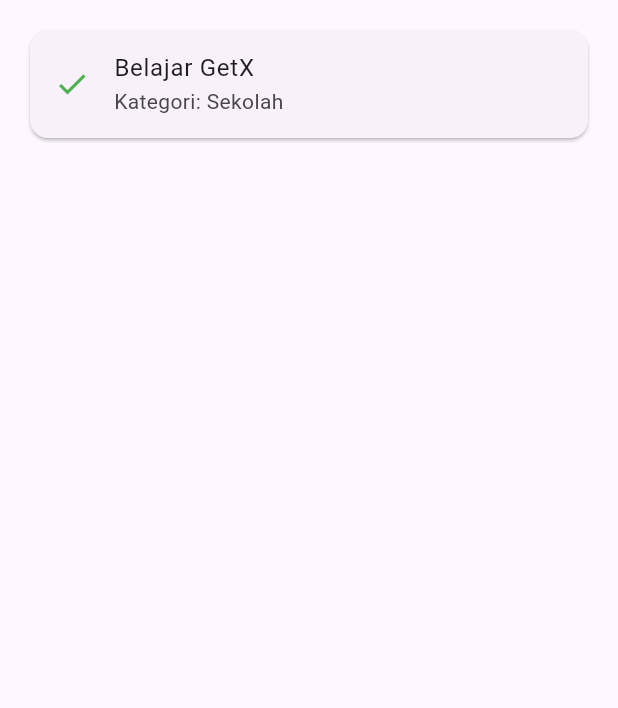
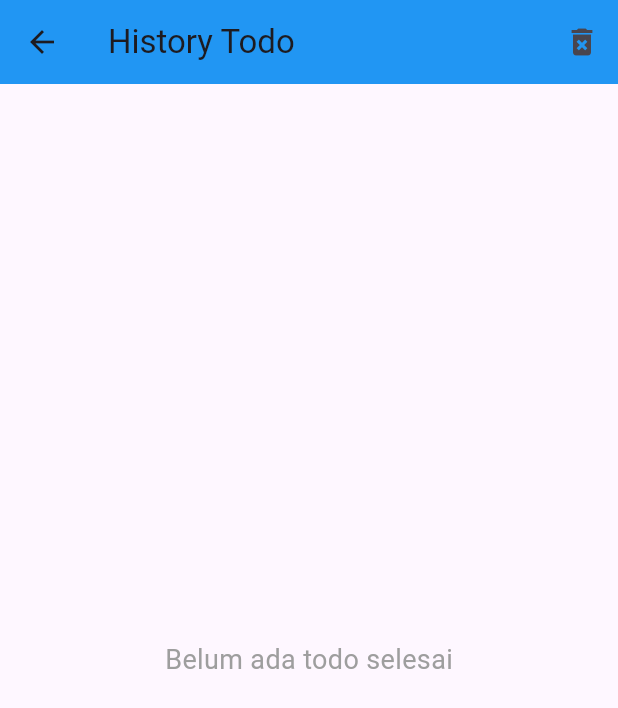
Before and after one commit to AlvinoAditiya/Todo-List-App-with-Category, a Flutter app: the HistoryPage screen opened directly, on a phone screen of 412 x 824 dp. Shown: the top 708 px of the screen. Run offline on Flutter 3.47's test engine with Material 3 defaults, Android fonts, the phone set to English and light mode, and no system bars; our stand-ins replace get.

Commit message:
Membuat tidak lagi memakai controller

```diff
--- a/lib/pages/history_page.dart
+++ b/lib/pages/history_page.dart
@@ -1,23 +1,118 @@
 import 'package:flutter/material.dart';
 
-class HistoryPage extends StatelessWidget {
+class HistoryPage extends StatefulWidget {
   const HistoryPage({super.key});
+
+  @override
+  State<HistoryPage> createState() => _HistoryPageState();
+}
+
+class _HistoryPageState extends State<HistoryPage> {
+  // Simpan history todo langsung di sini
+  List<Map<String, String>> historyList = [];
+
+  void deleteHistoryAt(int index) {
+    setState(() {
+      historyList.removeAt(index);
+    });
+  }
+
+  void clearHistory() {
+    setState(() {
+      historyList.clear();
+    });
+  }
 
   @override
   Widget build(BuildContext context) {
     return Scaffold(
-      body: ListView(
-        padding: const EdgeInsets.all(16),
-        children: const [
-          Card(
-            child: ListTile(
-              leading: Icon(Icons.check, color: Colors.green),
-              title: Text("Belajar GetX"),
-              subtitle: Text("Kategori: Sekolah"),
-            ),
+      appBar: AppBar(
+        title: const Text("History Todo"),
+        backgroundColor: Colors.blue,
+        actions: [
+          IconButton(
+            icon: const Icon(Icons.delete_forever),
+            onPressed: () {
+              if (historyList.isEmpty) {
+                ScaffoldMessenger.of(context).showSnackBar(
+                  const SnackBar(content: Text("Tidak ada todo di history")),
+                );
+                return;
+              }
+              showDialog(
+                context: context,
+                builder: (context) => AlertDialog(
+                  title: const Text("Hapus Semua"),
+                  content: const Text(
+                    "Apakah kamu yakin ingin menghapus semua todo di history?",
+                  ),
+                  actions: [
+                    TextButton(
+                      onPressed: () => Navigator.pop(context),
+                      child: const Text("Batal"),
+                    ),
+                    TextButton(
+                      onPressed: () {
+                        clearHistory();
+                        Navigator.pop(context);
+                      },
+                      child: const Text(
+                        "Hapus",
+                        style: TextStyle(color: Colors.red),
+                      ),
+                    ),
+                  ],
+                ),
+              );
+            },
           ),
         ],
       ),
+      body: historyList.isEmpty
+          ? const Center(
+              child: Text(
+                "Belum ada todo selesai",
+                style: TextStyle(fontSize: 18, color: Colors.grey),
+              ),
+            )
+          : ListView.builder(
+              itemCount: historyList.length,
+              itemBuilder: (context, index) {
+                final todo = historyList[index];
+                return Card(
+                  shape: RoundedRectangleBorder(
+                    borderRadius: BorderRadius.circular(15),
+                  ),
+                  elevation: 3,
+                  margin: const EdgeInsets.symmetric(
+                    vertical: 6,
+                    horizontal: 12,
+                  ),
+                  child: ListTile(
+                    title: Text(
+                      todo['title'] ?? '',
+                      style: const TextStyle(fontWeight: FontWeight.w500),
+                    ),
+                    subtitle: Column(
+                      crossAxisAlignment: CrossAxisAlignment.start,
+                      children: [
+                        Text(todo['category'] ?? ''),
+                        const SizedBox(height: 4),
+                        if (todo['description'] != null)
+                          Text(
+                            todo['description']!,
+                            style: const TextStyle(fontSize: 12),
+                          ),
+                      ],
+                    ),
+                    trailing: IconButton(
+                      icon: const Icon(Icons.delete, color: Colors.red),
+                      onPressed: () => deleteHistoryAt(index),
+                    ),
+                  ),
+                );
+              },
+            ),
     );
   }
 }
```
